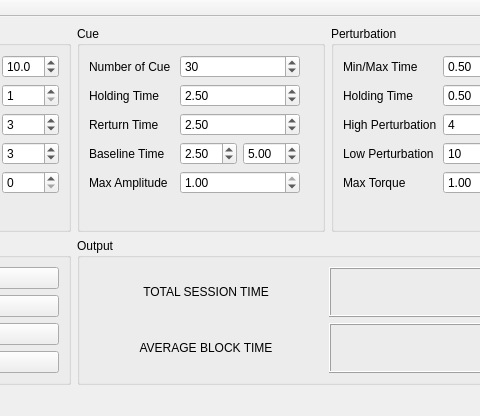
This is gui/rigidity_experiment_main_window.ui in ThomasMartineau/Python-for-TMSiLite as Qt 5 draws it before an edit; both pictures show x 148 to 628 and y 0 to 416 of the 732 by 416 pixel window. The edited form follows.
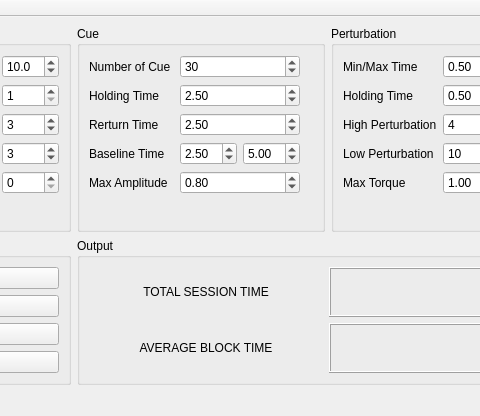
This is the edited form.

Commit message: default max amplitude change

Diff of the .ui file:
```diff
--- a/gui/rigidity_experiment_main_window.ui
+++ b/gui/rigidity_experiment_main_window.ui
@@ -369,7 +369,7 @@
           <double>0.050000000000000</double>
          </property>
          <property name="value">
-          <double>1.000000000000000</double>
+          <double>0.800000000000000</double>
          </property>
         </widget>
        </item>
```
